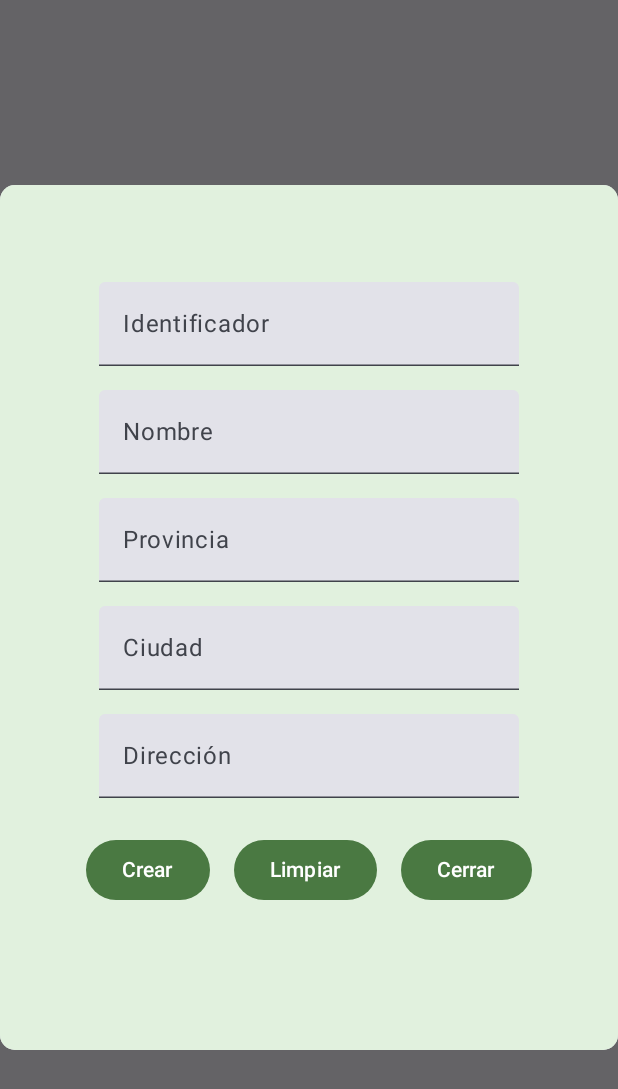
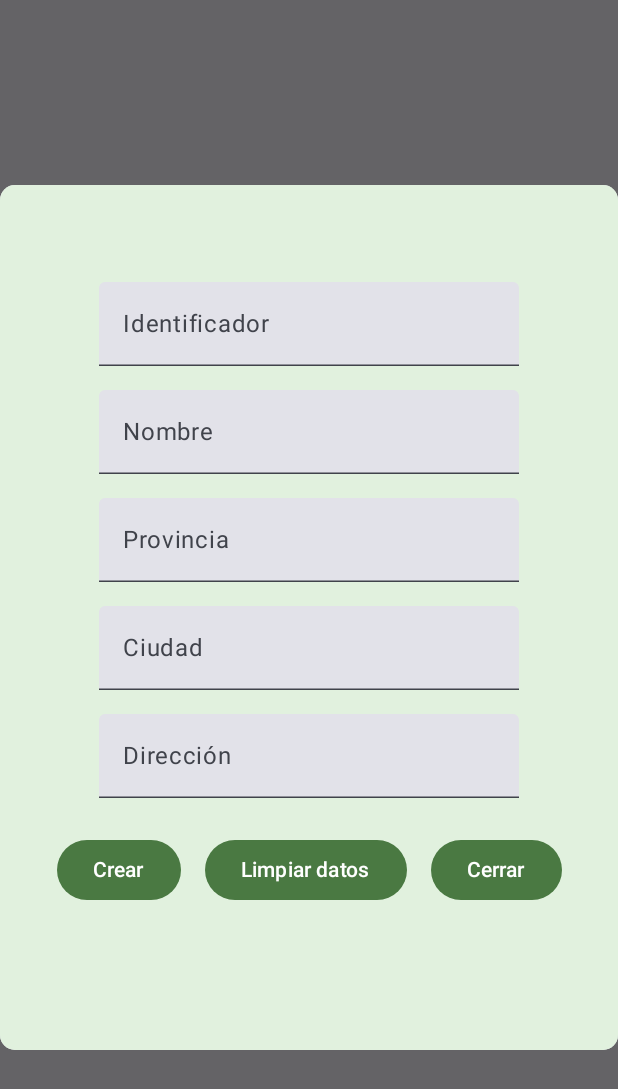
Before and after one commit to CurroCobain/Krankenwagen-App, an Android app built with Jetpack Compose: the composable CreateHospital shown on its own in the app's theme, on a phone screen of 412 x 824 dp. Shown: the top 1089 px of the screen. Run offline under Robolectric (Android 15) with nearby library versions, the phone set to English and light mode, and no system bars; our stand-ins replace Firebase (no records; nobody signed in at launch, a user with empty details on screens opened directly); 5 statements that could not run were skipped.

Commit message:
completo y con comentarios, revisado

```diff
--- a/app/src/main/java/com/example/proyectofinalintmov/krankenwagen/screens/CreateScreen.kt
+++ b/app/src/main/java/com/example/proyectofinalintmov/krankenwagen/screens/CreateScreen.kt
@@ -172,7 +172,7 @@ fun CreateAmbulance(
                         },
                         colors = ButtonDefaults.buttonColors(Color(74, 121, 66))
                     ) {
-                        Text("Borrar Todo")
+                        Text("Limpiar datos")
                     }
 
                     Spacer(modifier = Modifier.width(16.dp))
@@ -311,7 +311,7 @@ fun CreateHospital(
                         },
                         colors = ButtonDefaults.buttonColors(Color(74, 121, 66))
                     ) {
-                        Text("Limpiar")
+                        Text("Limpiar datos")
                     }
 
                     Spacer(modifier = Modifier.width(16.dp))
```
